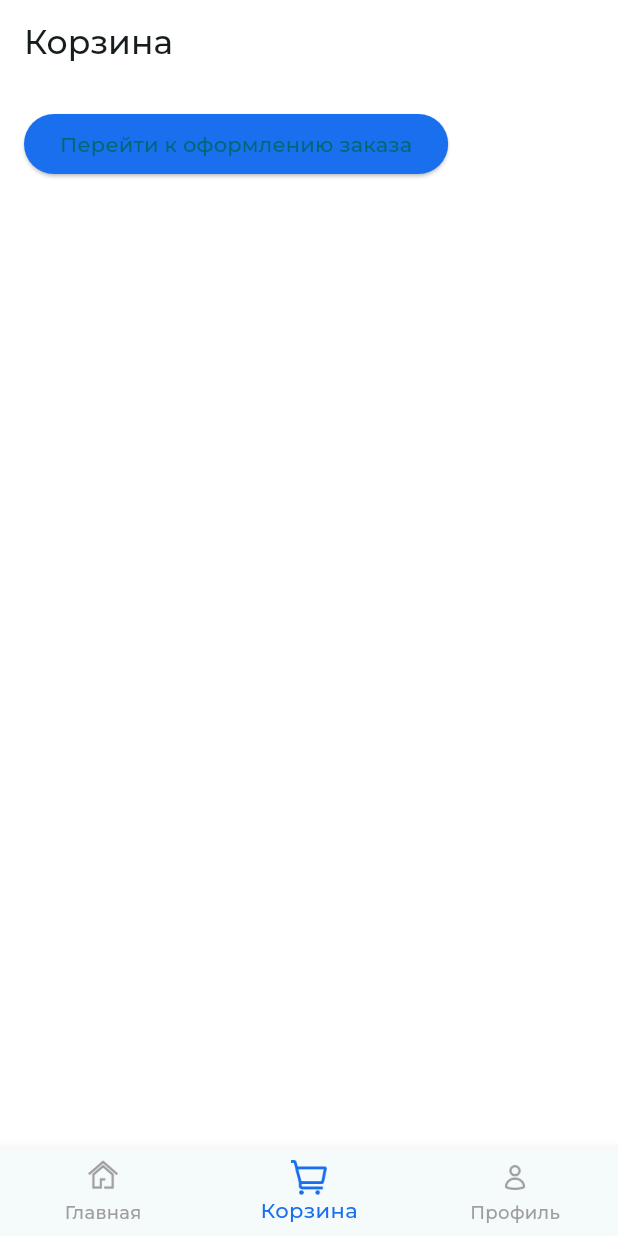
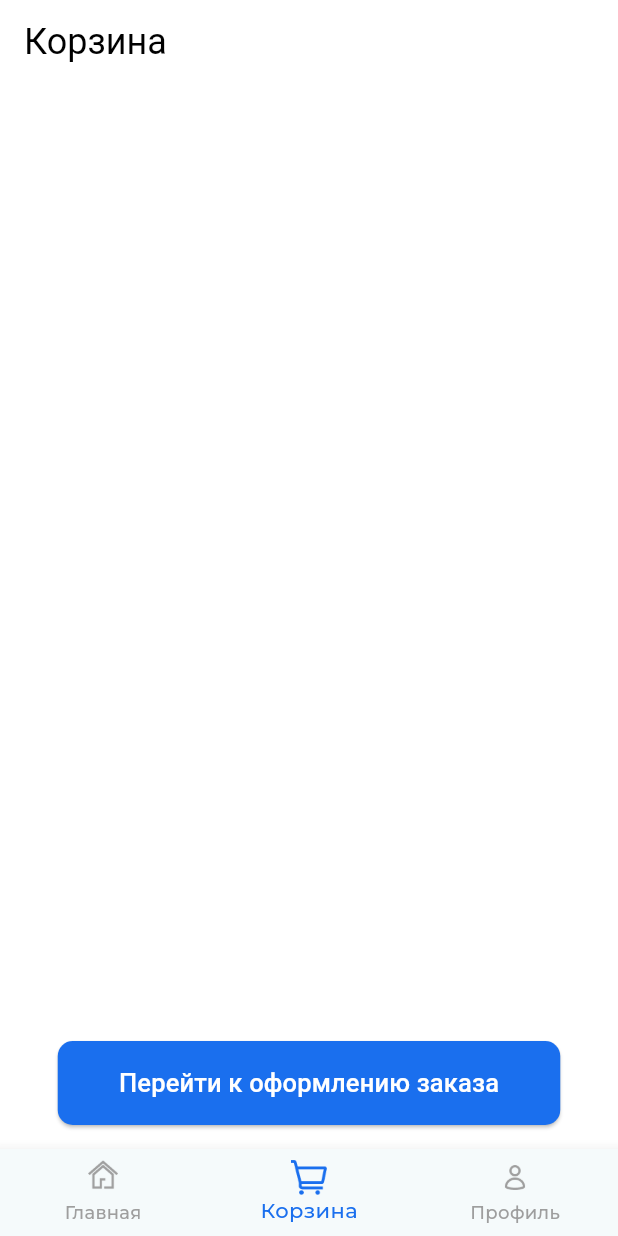
Before and after one commit to KatrinKH/pcs_7, a Flutter app: the screen it shows after launch, item 2 of the bottom bar chosen, on a phone screen of 412 x 824 dp. Run offline on Flutter 3.47's test engine with Material 3 defaults, Android fonts, the phone set to English and light mode, and no system bars; Roboto replaces fonts that are missing (Montserrat-Medium); project files that could hold a hidden picture were left out.

Commit message:
Кнопка

```diff
--- a/lib/pages/shopping_cart_page.dart
+++ b/lib/pages/shopping_cart_page.dart
@@ -1,23 +1,50 @@
 import 'package:flutter/material.dart';
-
 
 class ShoppingCartPage extends StatelessWidget {
   @override
   Widget build(BuildContext context) {
     return Scaffold(
       appBar: AppBar(
-        title: Text('Корзина'),
+        title: const Text(
+          'Корзина',
+          style: TextStyle(
+            fontFamily: 'Montserrat-Medium',
+            fontSize: 24,
+            color: Colors.black,
+          ),
+        ),
         backgroundColor: Colors.white,
         elevation: 0,
       ),
       body: Padding(
         padding: const EdgeInsets.all(16.0),
         child: Column(
+          crossAxisAlignment: CrossAxisAlignment.start,
           children: [
-            ElevatedButton(
-              onPressed: () {},
-              child: Text('Перейти к оформлению заказа'),
-              style: ElevatedButton.styleFrom(backgroundColor: const Color.fromRGBO(26, 111, 238, 1)),
+            Expanded(child: Container()),
+
+            Center(
+              child: SizedBox(
+                width: 335,
+                child: ElevatedButton(
+                  onPressed: () {},
+                  child: const Text(
+                    'Перейти к оформлению заказа',
+                    style: TextStyle(
+                      fontFamily: 'Montserrat-Medium',
+                      fontSize: 17,
+                      color: Colors.white,
+                    ),
+                  ),
+                  style: ElevatedButton.styleFrom(
+                    minimumSize: const Size(double.infinity, 56),
+                    backgroundColor: const Color.fromRGBO(26, 111, 238, 1),
+                    shape: RoundedRectangleBorder(
+                      borderRadius: BorderRadius.circular(10.0),
+                    ),
+                  ),
+                ),
+              ),
             ),
           ],
         ),
@@ -25,31 +52,3 @@ class ShoppingCartPage extends StatelessWidget {
     );
   }
 }
-
-class CartItem extends StatelessWidget {
-  final String title;
-  final double price;
-
-  CartItem({required this.title, required this.price});
-
-  @override
-  Widget build(BuildContext context) {
-    return Padding(
-      padding: const EdgeInsets.symmetric(vertical: 8.0),
-      child: Row(
-        mainAxisAlignment: MainAxisAlignment.spaceBetween,
-        children: [
-          Column(
-            crossAxisAlignment: CrossAxisAlignment.start,
-            children: [
-              Text(title),
-              SizedBox(height: 8),
-              Text('1 пациент', style: TextStyle(color: Colors.grey)),
-            ],
-          ),
-          Text('$price Р'),
-        ],
-      ),
-    );
-  }
-}
```
